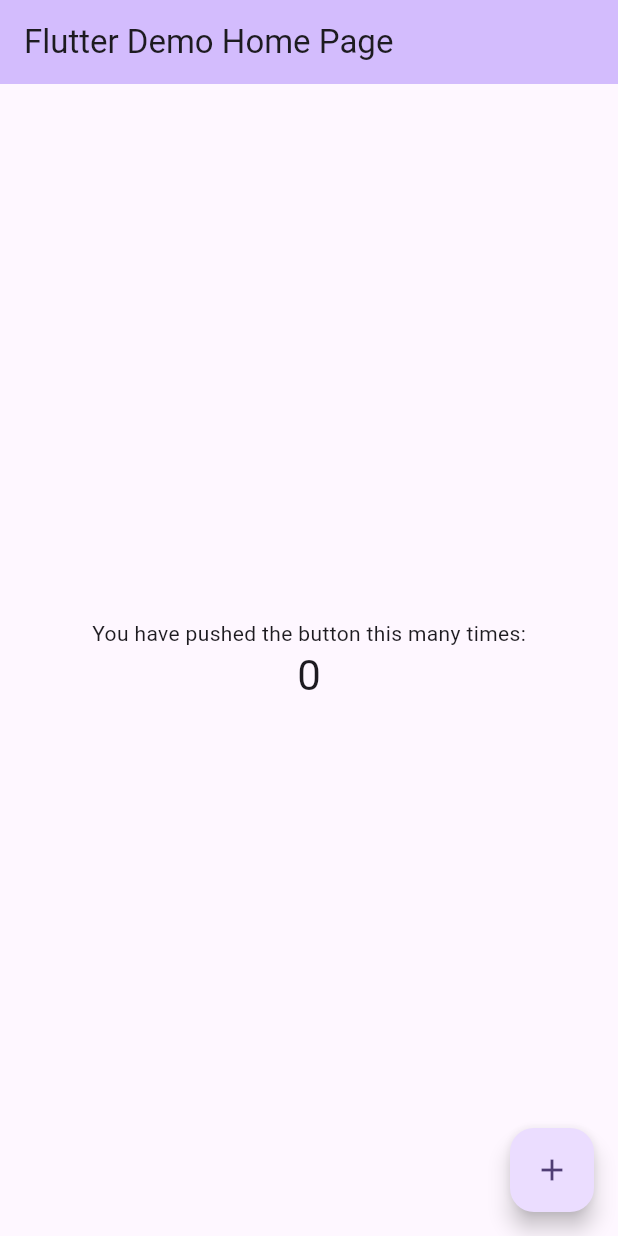
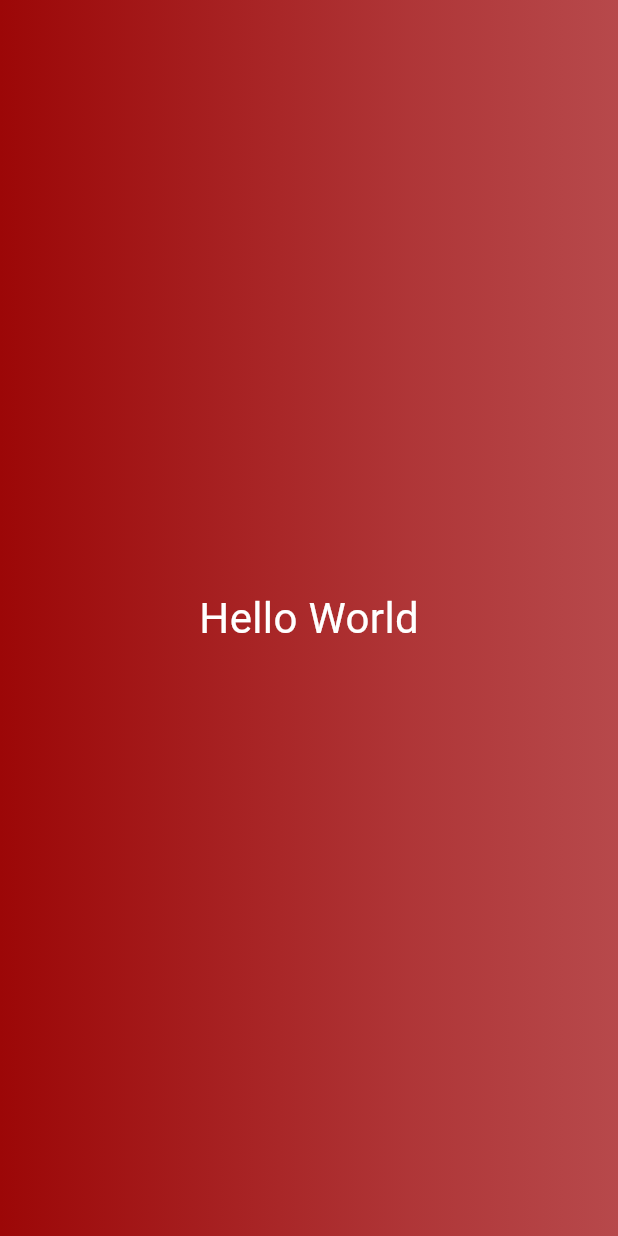
Before and after one commit to JasonWang1124/rolling_dice, a Flutter app: the screen it shows after launch, on a phone screen of 412 x 824 dp. Run offline on Flutter 3.47's test engine with Material 3 defaults, Android fonts, the phone set to English and light mode, and no system bars.

Commit message:
✨ feat: 完成自定義組件
- 新增 `GradientContainer` 組件
- 完成背景的線性效果

```diff
--- a/lib/main.dart
+++ b/lib/main.dart
@@ -1,125 +1,42 @@
 import 'package:flutter/material.dart';
 
 void main() {
-  runApp(const MyApp());
+  runApp(
+    const MaterialApp(
+      home: Scaffold(
+        body: GradientContainer(),
+      ),
+    ),
+  );
 }
 
-class MyApp extends StatelessWidget {
-  const MyApp({super.key});
+/// 自定義縣性組件
+/// StatelessWidget會自動在背後運行
+class GradientContainer extends StatelessWidget {
+  const GradientContainer({super.key});
 
-  // This widget is the root of your application.
   @override
-  Widget build(BuildContext context) {
-    return MaterialApp(
-      title: 'Flutter Demo',
-      theme: ThemeData(
-        // This is the theme of your application.
-        //
-        // TRY THIS: Try running your application with "flutter run". You'll see
-        // the application has a purple toolbar. Then, without quitting the app,
-        // try changing the seedColor in the colorScheme below to Colors.green
-        // and then invoke "hot reload" (save your changes or press the "hot
-        // reload" button in a Flutter-supported IDE, or press "r" if you used
-        // the command line to start the app).
-        //
-        // Notice that the counter didn't reset back to zero; the application
-        // state is not lost during the reload. To reset the state, use hot
-        // restart instead.
-        //
-        // This works for code too, not just values: Most code changes can be
-        // tested with just a hot reload.
-        colorScheme: ColorScheme.fromSeed(seedColor: Colors.deepPurple),
-        useMaterial3: true,
+  Widget build(context) {
+    return Container(
+      decoration: const BoxDecoration(
+        gradient: LinearGradient(
+          colors: [
+            Color.fromARGB(255, 156, 7, 7),
+            Color.fromARGB(230, 156, 7, 7),
+            Color.fromARGB(205, 156, 7, 7),
+            Color.fromARGB(185, 156, 7, 7),
+          ],
+        ),
       ),
-      home: const MyHomePage(title: 'Flutter Demo Home Page'),
+      child: const Center(
+        child: Text(
+          'Hello World',
+          style: TextStyle(
+            color: Colors.white,
+            fontSize: 28,
+          ),
+        ),
+      ),
     );
   }
 }
-
-class MyHomePage extends StatefulWidget {
-  const MyHomePage({super.key, required this.title});
-
-  // This widget is the home page of your application. It is stateful, meaning
-  // that it has a State object (defined below) that contains fields that affect
-  // how it looks.
-
-  // This class is the configuration for the state. It holds the values (in this
-  // case the title) provided by the parent (in this case the App widget) and
-  // used by the build method of the State. Fields in a Widget subclass are
-  // always marked "final".
-
-  final String title;
-
-  @override
-  State<MyHomePage> createState() => _MyHomePageState();
-}
-
-class _MyHomePageState extends State<MyHomePage> {
-  int _counter = 0;
-
-  void _incrementCounter() {
-    setState(() {
-      // This call to setState tells the Flutter framework that something has
-      // changed in this State, which causes it to rerun the build method below
-      // so that the display can reflect the updated values. If we changed
-      // _counter without calling setState(), then the build method would not be
-      // called again, and so nothing would appear to happen.
-      _counter++;
-    });
-  }
-
-  @override
-  Widget build(BuildContext context) {
-    // This method is rerun every time setState is called, for instance as done
-    // by the _incrementCounter method above.
-    //
-    // The Flutter framework has been optimized to make rerunning build methods
-    // fast, so that you can just rebuild anything that needs updating rather
-    // than having to individually change instances of widgets.
-    return Scaffold(
-      appBar: AppBar(
-        // TRY THIS: Try changing the color here to a specific color (to
-        // Colors.amber, perhaps?) and trigger a hot reload to see the AppBar
-        // change color while the other colors stay the same.
-        backgroundColor: Theme.of(context).colorScheme.inversePrimary,
-        // Here we take the value from the MyHomePage object that was created by
-        // the App.build method, and use it to set our appbar title.
-        title: Text(widget.title),
-      ),
-      body: Center(
-        // Center is a layout widget. It takes a single child and positions it
-        // in the middle of the parent.
-        child: Column(
-          // Column is also a layout widget. It takes a list of children and
-          // arranges them vertically. By default, it sizes itself to fit its
-          // children horizontally, and tries to be as tall as its parent.
-          //
-          // Column has various properties to control how it sizes itself and
-          // how it positions its children. Here we use mainAxisAlignment to
-          // center the children vertically; the main axis here is the vertical
-          // axis because Columns are vertical (the cross axis would be
-          // horizontal).
-          //
-          // TRY THIS: Invoke "debug painting" (choose the "Toggle Debug Paint"
-          // action in the IDE, or press "p" in the console), to see the
-          // wireframe for each widget.
-          mainAxisAlignment: MainAxisAlignment.center,
-          children: <Widget>[
-            const Text(
-              'You have pushed the button this many times:',
-            ),
-            Text(
-              '$_counter',
-              style: Theme.of(context).textTheme.headlineMedium,
-            ),
-          ],
-        ),
-      ),
-      floatingActionButton: FloatingActionButton(
-        onPressed: _incrementCounter,
-        tooltip: 'Increment',
-        child: const Icon(Icons.add),
-      ), // This trailing comma makes auto-formatting nicer for build methods.
-    );
-  }
-}
```
